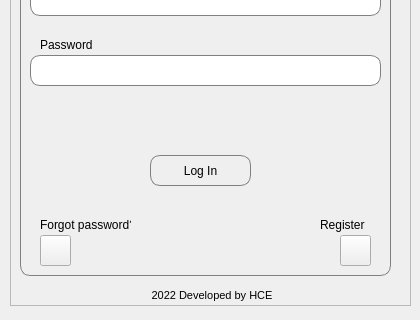
Before: the Qt Designer form forms/login.ui in GeraldHolt/django-pyqt, drawn with Qt 5; both pictures show x 0 to 420 and y 275 to 595 of the 420 by 595 pixel window.
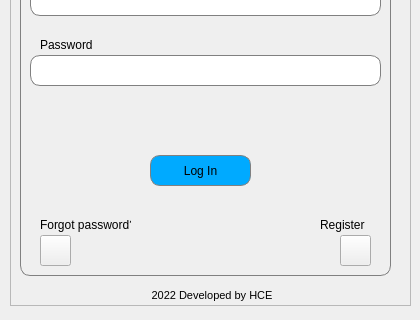
After: the same form once the commit is applied. Icons and pictures are not drawn.

What changed in the file:
```diff
--- a/forms/login.ui
+++ b/forms/login.ui
@@ -218,15 +218,11 @@
       <string notr="true">   QPushButton {
          border: 1px solid gray;
          border-radius: 10px;
-		 background-color: qlineargradient(x1: 0, y1: 0, x2: 0, y2: 1,
-                                           stop: 0 #f6f7fa, stop: 1 rgb(0, 0, 223) );
+		background-color:  rgb(0, 170, 255);
 
      }
 
- QPushButton:pressed {
-         background-color: qlineargradient(x1: 0, y1: 0, x2: 0, y2: 1,
-                                           stop: 0 #dadbde, stop: 1 #f6f7fa);
-     }</string>
+</string>
      </property>
      <property name="text">
       <string>Log In</string>
```
